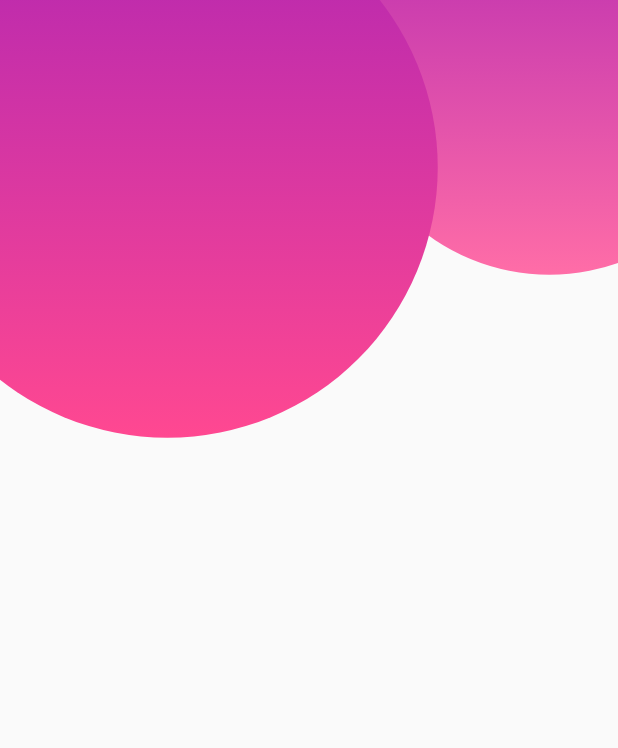
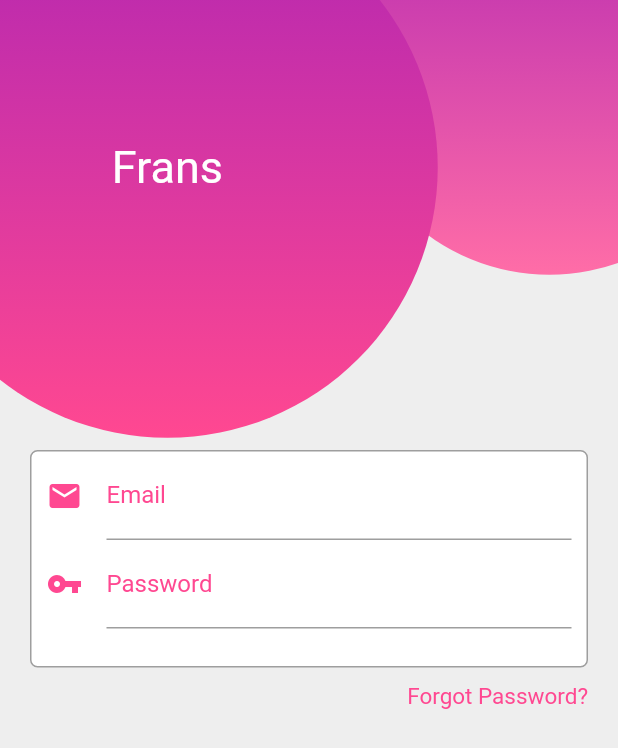
Before and after one commit to PeaceAntoHim/basic-Flutter, a Flutter app: the screen it shows after launch, on a phone screen of 412 x 824 dp. Shown: the top 748 px of the screen. Run offline on Flutter 3.47's test engine with Material 2 defaults, Android fonts, the phone set to English and light mode, and no system bars; Roboto replaces fonts that are missing (Macondo-Regular).

Commit message:
was update an create email and pass

```diff
--- a/lib/MainPage.dart
+++ b/lib/MainPage.dart
@@ -11,6 +11,7 @@ class MainPage extends StatelessWidget {
         MediaQuery.of(context).size.width * 7 / 8;
 
     return Scaffold(
+      backgroundColor: const Color(0xFFEEEEEE),
       body: Stack(
         children: <Widget>[
           Positioned(
@@ -33,6 +34,16 @@ class MainPage extends StatelessWidget {
             left: -getSmallDiameter(context) / 4,
             top: -getSmallDiameter(context) / 4,
             child: Container(
+              // ignore: sort_child_properties_last
+              child: const Center(
+                  child: Text(
+                "Frans",
+                style: TextStyle(
+                  fontFamily: "Macondo-Regular",
+                  fontSize: 30,
+                  color: Colors.white,
+                ),
+              )),
               width: getBigDiameter(context),
               height: getBigDiameter(context),
               decoration: const BoxDecoration(
@@ -45,6 +56,86 @@ class MainPage extends StatelessWidget {
               ),
             ),
           ),
+          Positioned(
+            right: -getBigDiameter(context) / 2,
+            bottom: -getBigDiameter(context) / 2,
+            child: Container(
+              width: getBigDiameter(context),
+              height: getBigDiameter(context),
+              decoration: const BoxDecoration(
+                shape: BoxShape.circle,
+                color: Color(0xFFF3E9EE),
+              ),
+            ),
+          ),
+          Align(
+            alignment: Alignment.bottomCenter,
+            child: ListView(
+              children: <Widget>[
+                Container(
+                  decoration: BoxDecoration(
+                    color: Colors.white,
+                    border: Border.all(color: Colors.grey),
+                    borderRadius: BorderRadius.circular(5),
+                  ),
+                  margin: const EdgeInsets.fromLTRB(20, 300, 20, 10),
+                  padding: const EdgeInsets.fromLTRB(10, 0, 10, 25),
+                  child: Column(
+                    children: const <Widget>[
+                      TextField(
+                        decoration: InputDecoration(
+                          icon: Icon(
+                            Icons.email,
+                            color: Color(0xFFFF4891),
+                          ),
+                          focusedBorder: UnderlineInputBorder(
+                            borderSide: BorderSide(
+                              color: Color(0xFFFF4891),
+                            ),
+                          ),
+                          labelText: "Email",
+                          labelStyle: TextStyle(
+                            color: Color(0xFFFF4891),
+                          ),
+                        ),
+                      ),
+                      TextField(
+                        obscureText: true,
+                        decoration: InputDecoration(
+                          icon: Icon(
+                            Icons.vpn_key,
+                            color: Color(0xFFFF4891),
+                          ),
+                          focusedBorder: UnderlineInputBorder(
+                            borderSide: BorderSide(
+                              color: Color(0xFFFF4891),
+                            ),
+                          ),
+                          labelText: "Password",
+                          labelStyle: TextStyle(
+                            color: Color(0xFFFF4891),
+                          ),
+                        ),
+                      ),
+                    ],
+                  ),
+                ),
+                Align(
+                  alignment: Alignment.centerRight,
+                  child: Container(
+                    margin: const EdgeInsets.fromLTRB(0, 0, 20, 20),
+                    child: const Text(
+                      "Forgot Password?",
+                      style: TextStyle(
+                        color: Color(0xFFFF4891),
+                        fontSize: 15,
+                      ),
+                    ),
+                  ),
+                ),
+              ],
+            ),
+          ),
         ],
       ),
     );
```
